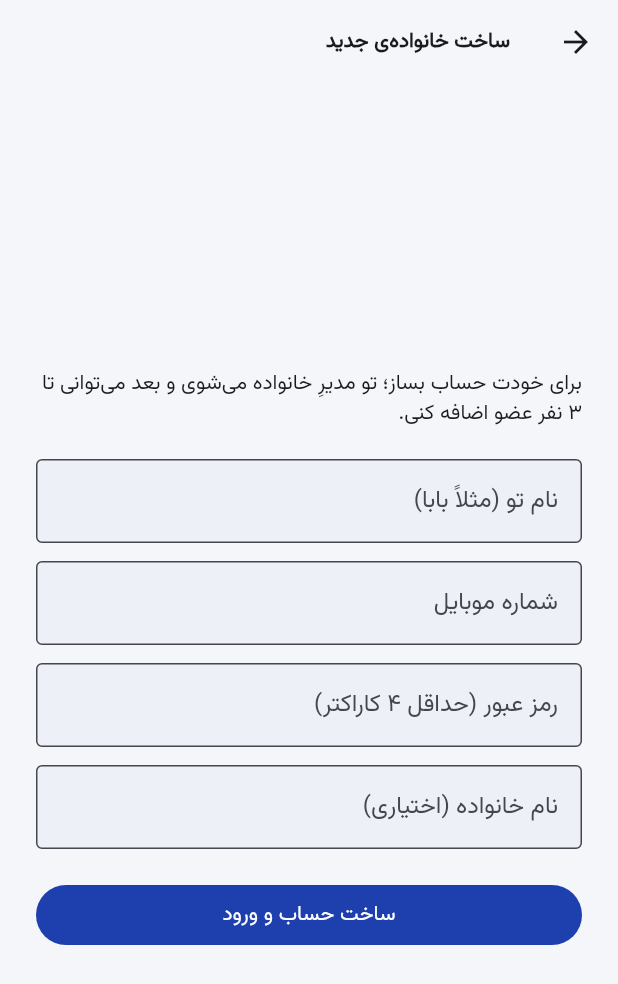
After one commit to Mahdi-Shafiei-IRAN/economyreporter, a Flutter app: the screen it shows after launch, after a tap on "خانواده‌ی جدیدی نداری؟ همین‌جا بساز", on a phone screen of 412 x 824 dp. The commit adds this screen. Shown: the top 984 px of the screen. Run offline on Flutter 3.47's test engine with Material 3 defaults, Android fonts, the phone set to English and light mode, and no system bars; our stand-ins replace dio, fl_chart, flutter_local_notifications, flutter_secure_storage, open_filex, package_info_plus and 4 more; missing offline and left inert: another_telephony; accounts and stored records are empty.

Commit message:
ثبت‌نام آزاد خانواده و افزودن عضو توسط کاربر (حداکثر ۳ نفر): endpoint register + ساخت عضو با رمز + صفحه‌های اپ

```diff
--- a/mobile/lib/features/auth/login_screen.dart
+++ b/mobile/lib/features/auth/login_screen.dart
@@ -4,8 +4,10 @@ library;
 import 'package:flutter/material.dart';
 
 import 'auth_controller.dart';
+import 'register_screen.dart';
 
 const kPhoneFieldKey = Key('login-phone');
+const kGoRegisterKey = Key('login-go-register');
 const kPasswordFieldKey = Key('login-password');
 const kLoginButtonKey = Key('login-button');
 const kLoginErrorKey = Key('login-error');
@@ -100,7 +102,7 @@ class _LoginScreenState extends State<LoginScreen> {
                   ),
                   const SizedBox(height: 8),
                   Text(
-                    'شماره و رمز را مدیر خانواده در پنل مدیریت برایت ساخته است.',
+                    'اگر مدیر خانواده برایت حساب ساخته، با همان شماره و رمز وارد شو.',
                     textAlign: TextAlign.center,
                     style: theme.textTheme.bodySmall
                         ?.copyWith(color: theme.colorScheme.onSurfaceVariant),
@@ -126,6 +128,20 @@ class _LoginScreenState extends State<LoginScreen> {
                           )
                         : const Text('ورود'),
                   ),
+                  const SizedBox(height: 12),
+                  const Divider(),
+                  TextButton(
+                    key: kGoRegisterKey,
+                    onPressed: c.loading
+                        ? null
+                        : () => Navigator.of(context).push(
+                              MaterialPageRoute(
+                                builder: (_) =>
+                                    RegisterScreen(controller: widget.controller),
+                              ),
+                            ),
+                    child: const Text('خانواده‌ی جدیدی نداری؟ همین‌جا بساز'),
+                  ),
                 ],
               );
             },
--- /dev/null
+++ b/mobile/lib/features/auth/register_screen.dart
@@ -0,0 +1,147 @@
+/// ثبت‌نامِ آزاد: هرکس حساب و خانواده‌ی خودش را می‌سازد و مالکش می‌شود.
+/// بعد می‌تواند تا ۳ نفر عضو اضافه کند (در صفحه‌ی خانواده).
+library;
+
+import 'package:flutter/material.dart';
+
+import 'auth_controller.dart';
+
+const kRegPhoneKey = Key('register-phone');
+const kRegPasswordKey = Key('register-password');
+const kRegNameKey = Key('register-name');
+const kRegFamilyKey = Key('register-family');
+const kRegSubmitKey = Key('register-submit');
+const kRegErrorKey = Key('register-error');
+
+class RegisterScreen extends StatefulWidget {
+  final AuthController controller;
+
+  const RegisterScreen({super.key, required this.controller});
+
+  @override
+  State<RegisterScreen> createState() => _RegisterScreenState();
+}
+
+class _RegisterScreenState extends State<RegisterScreen> {
+  final _phone = TextEditingController();
+  final _password = TextEditingController();
+  final _name = TextEditingController();
+  final _family = TextEditingController();
+
+  @override
+  void dispose() {
+    _phone.dispose();
+    _password.dispose();
+    _name.dispose();
+    _family.dispose();
+    super.dispose();
+  }
+
+  Future<void> _submit() async {
+    final phone = _phone.text.trim();
+    final password = _password.text;
+    if (phone.isEmpty || password.isEmpty) return;
+    final ok = await widget.controller.register(
+      phone: phone,
+      password: password,
+      fullName: _name.text,
+      familyName: _family.text,
+    );
+    if (ok && mounted) Navigator.of(context).pop(); // ریشه به authenticated واکنش می‌دهد
+  }
+
+  @override
+  Widget build(BuildContext context) {
+    final theme = Theme.of(context);
+    return Scaffold(
+      appBar: AppBar(title: const Text('ساخت خانواده‌ی جدید')),
+      body: Center(
+        child: SingleChildScrollView(
+          padding: const EdgeInsets.all(24),
+          child: AnimatedBuilder(
+            animation: widget.controller,
+            builder: (context, _) {
+              final c = widget.controller;
+              return Column(
+                mainAxisSize: MainAxisSize.min,
+                crossAxisAlignment: CrossAxisAlignment.stretch,
+                children: [
+                  Text(
+                    'برای خودت حساب بساز؛ تو مدیرِ خانواده می‌شوی و بعد می‌توانی '
+                    'تا ۳ نفر عضو اضافه کنی.',
+                    style: theme.textTheme.bodyMedium,
+                  ),
+                  const SizedBox(height: 20),
+                  TextField(
+                    key: kRegNameKey,
+                    controller: _name,
+                    textInputAction: TextInputAction.next,
+                    decoration: const InputDecoration(
+                      labelText: 'نام تو (مثلاً بابا)',
+                      border: OutlineInputBorder(),
+                    ),
+                  ),
+                  const SizedBox(height: 12),
+                  TextField(
+                    key: kRegPhoneKey,
+                    controller: _phone,
+                    keyboardType: TextInputType.phone,
+                    textInputAction: TextInputAction.next,
+                    textDirection: TextDirection.ltr,
+                    decoration: const InputDecoration(
+                      labelText: 'شماره موبایل',
+                      hintText: '09121234567',
+                      border: OutlineInputBorder(),
+                    ),
+                  ),
+                  const SizedBox(height: 12),
+                  TextField(
+                    key: kRegPasswordKey,
+                    controller: _password,
+                    obscureText: true,
+                    textInputAction: TextInputAction.next,
+                    decoration: const InputDecoration(
+                      labelText: 'رمز عبور (حداقل ۴ کاراکتر)',
+                      border: OutlineInputBorder(),
+                    ),
+                  ),
+                  const SizedBox(height: 12),
+                  TextField(
+                    key: kRegFamilyKey,
+                    controller: _family,
+                    onSubmitted: (_) => _submit(),
+                    decoration: const InputDecoration(
+                      labelText: 'نام خانواده (اختیاری)',
+                      border: OutlineInputBorder(),
+                    ),
+                  ),
+                  if (c.error != null) ...[
+                    const SizedBox(height: 12),
+                    Text(
+                      c.error!,
+                      key: kRegErrorKey,
+                      style: TextStyle(color: theme.colorScheme.error),
+                      textAlign: TextAlign.center,
+                    ),
+                  ],
+                  const SizedBox(height: 20),
+                  FilledButton(
+                    key: kRegSubmitKey,
+                    onPressed: c.loading ? null : _submit,
+                    child: c.loading
+                        ? const SizedBox(
+                            height: 20,
+                            width: 20,
+                            child: CircularProgressIndicator(strokeWidth: 2),
+                          )
+                        : const Text('ساخت حساب و ورود'),
+                  ),
+                ],
+              );
+            },
+          ),
+        ),
+      ),
+    );
+  }
+}
--- a/mobile/lib/features/settings/settings_screen.dart
+++ b/mobile/lib/features/settings/settings_screen.dart
@@ -9,12 +9,14 @@ import '../../core/format/money_format.dart';
 import '../../core/theme/theme_controller.dart';
 import '../categories/categorize_list_screen.dart';
 import '../dashboard/dashboard_controller.dart';
+import '../family/add_member_screen.dart';
 import '../review/reconciliation_screen.dart';
 import '../review/review_screen.dart';
 import '../senders/senders_screen.dart';
 import '../transactions/data/period.dart';
 import '../wallets/wallets_screen.dart';
 
+const kAddMemberTileKey = Key('settings-add-member');
 const kSettingsWalletsKey = Key('settings-wallets');
 const kSettingsSendersKey = Key('settings-senders');
 const kShowSmsToggleKey = Key('settings-show-sms');
@@ -118,6 +120,27 @@ class _SettingsScreenState extends State<SettingsScreen> {
                       ? 'فهرست اعضای خانواده هنوز از سرور گرفته نشده'
                       : 'اعضای خانواده: ${c.members.map((m) => m.name).join('، ')}'),
                 ),
+                if (c.canAddMember) ...[
+                  const Divider(indent: 56),
+                  ListTile(
+                    key: kAddMemberTileKey,
+                    leading: const Icon(Icons.person_add_alt_1_rounded),
+                    title: const Text('افزودن عضو خانواده'),
+                    subtitle: Text(
+                        'تا ${_fa(DashboardController.maxFamilyMembers - c.members.length)} نفرِ دیگر '
+                        '(حداکثر ${_fa(DashboardController.maxFamilyMembers)} نفر)'),
+                    trailing: const Icon(Icons.chevron_left_rounded),
+                    onTap: () => _push(AddMemberScreen(controller: c)),
+                  ),
+                ] else if (c.isManager && c.members.length >= DashboardController.maxFamilyMembers) ...[
+                  const Divider(indent: 56),
+                  ListTile(
+                    leading: const Icon(Icons.group_rounded),
+                    title: const Text('خانواده کامل است'),
+                    subtitle: Text('به حداکثر ${_fa(DashboardController.maxFamilyMembers)} نفر رسیده‌ای'),
+                    enabled: false,
+                  ),
+                ],
               ]),
               _Group(title: 'کارت‌ها', children: [
                 ListTile(
--- a/mobile/lib/main.dart
+++ b/mobile/lib/main.dart
@@ -127,7 +127,7 @@ class _BootstrapState extends State<_Bootstrap> {
       await repo.setSetting(SettingKeys.deviceId, deviceId);
     }
 
-    final dashboard = DashboardController(repo);
+    final dashboard = DashboardController(repo, familyApi: DioFamilyApi(api.dio));
     final sync = SyncService(
       db: db,
       api: DioRemoteTransactionApi(api.dio),
--- a/mobile/pubspec.yaml
+++ b/mobile/pubspec.yaml
@@ -16,7 +16,7 @@ publish_to: 'none' # Remove this line if you wish to publish to pub.dev
 # https://developer.apple.com/library/archive/documentation/General/Reference/InfoPlistKeyReference/Articles/CoreFoundationKeys.html
 # In Windows, build-name is used as the major, minor, and patch parts
 # of the product and file versions while build-number is used as the build suffix.
-version: 1.0.1+2
+version: 1.0.2+3
 
 environment:
   sdk: '>=3.4.3 <4.0.0'
```
Also changed, not shown: mobile/lib/core/auth/auth_repository.dart (+25 -0 lines), mobile/lib/core/family/family_api.dart (+34 -3 lines), mobile/lib/features/auth/auth_controller.dart (+46 -0 lines), mobile/lib/features/dashboard/dashboard_controller.dart (+44 -0 lines), mobile/lib/features/family/add_member_screen.dart (added, +147 -0 lines), 10 other files.
